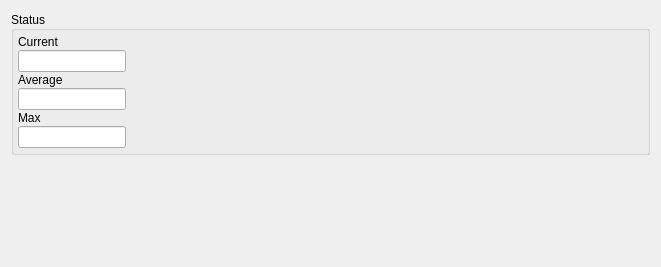
Qt form src/GUI/status.ui (coolshou/qtnetworkmonitor) before a commit.
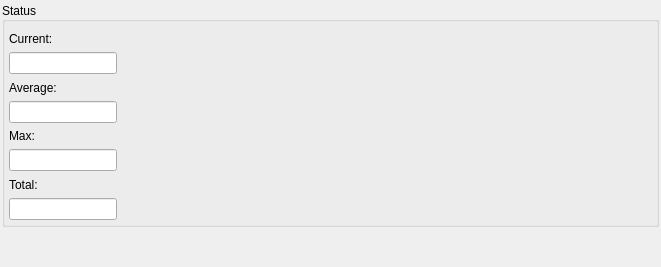
The same form after that commit.

Patch:
```diff
--- a/src/GUI/status.ui
+++ b/src/GUI/status.ui
@@ -14,8 +14,29 @@
    <string>Frame</string>
   </property>
   <layout class="QVBoxLayout" name="verticalLayout_2">
+   <property name="spacing">
+    <number>1</number>
+   </property>
+   <property name="leftMargin">
+    <number>2</number>
+   </property>
+   <property name="topMargin">
+    <number>2</number>
+   </property>
+   <property name="rightMargin">
+    <number>2</number>
+   </property>
+   <property name="bottomMargin">
+    <number>2</number>
+   </property>
    <item>
     <widget class="QGroupBox" name="groupBox">
+     <property name="minimumSize">
+      <size>
+       <width>0</width>
+       <height>225</height>
+      </size>
+     </property>
      <property name="title">
       <string>Status</string>
      </property>
@@ -23,7 +44,7 @@
       <set>Qt::AlignLeading|Qt::AlignLeft|Qt::AlignVCenter</set>
      </property>
      <property name="flat">
-      <bool>false</bool>
+      <bool>true</bool>
      </property>
      <property name="checkable">
       <bool>false</bool>
@@ -46,6 +67,9 @@
       </property>
       <item>
        <widget class="QWidget" name="widget" native="true">
+        <property name="enabled">
+         <bool>true</bool>
+        </property>
         <layout class="QVBoxLayout" name="verticalLayout">
          <property name="spacing">
           <number>1</number>
@@ -65,32 +89,64 @@
          <item>
           <widget class="QLabel" name="lbCurrent">
            <property name="text">
-            <string>Current</string>
+            <string>Current:</string>
            </property>
           </widget>
          </item>
          <item>
-          <widget class="QLineEdit" name="lineEdit"/>
+          <widget class="QLineEdit" name="leCurrent">
+           <property name="enabled">
+            <bool>true</bool>
+           </property>
+           <property name="readOnly">
+            <bool>true</bool>
+           </property>
+          </widget>
          </item>
          <item>
           <widget class="QLabel" name="lbAverage">
            <property name="text">
-            <string>Average</string>
+            <string>Average:</string>
            </property>
           </widget>
          </item>
          <item>
-          <widget class="QLineEdit" name="lineEdit_2"/>
+          <widget class="QLineEdit" name="leAverage">
+           <property name="enabled">
+            <bool>true</bool>
+           </property>
+           <property name="readOnly">
+            <bool>true</bool>
+           </property>
+          </widget>
          </item>
          <item>
           <widget class="QLabel" name="lbMax">
            <property name="text">
-            <string>Max</string>
+            <string>Max:</string>
            </property>
           </widget>
          </item>
          <item>
-          <widget class="QLineEdit" name="lineEdit_3"/>
+          <widget class="QLineEdit" name="leMax">
+           <property name="readOnly">
+            <bool>true</bool>
+           </property>
+          </widget>
+         </item>
+         <item>
+          <widget class="QLabel" name="lbTotal">
+           <property name="text">
+            <string>Total:</string>
+           </property>
+          </widget>
+         </item>
+         <item>
+          <widget class="QLineEdit" name="leTotal">
+           <property name="readOnly">
+            <bool>true</bool>
+           </property>
+          </widget>
          </item>
         </layout>
        </widget>
@@ -109,6 +165,23 @@
           <height>0</height>
          </size>
         </property>
+        <layout class="QVBoxLayout" name="vlLayout">
+         <property name="spacing">
+          <number>1</number>
+         </property>
+         <property name="leftMargin">
+          <number>2</number>
+         </property>
+         <property name="topMargin">
+          <number>2</number>
+         </property>
+         <property name="rightMargin">
+          <number>2</number>
+         </property>
+         <property name="bottomMargin">
+          <number>2</number>
+         </property>
+        </layout>
        </widget>
       </item>
      </layout>
```
Left out of the diff: 2 changed lines with no effect on the pictures.
